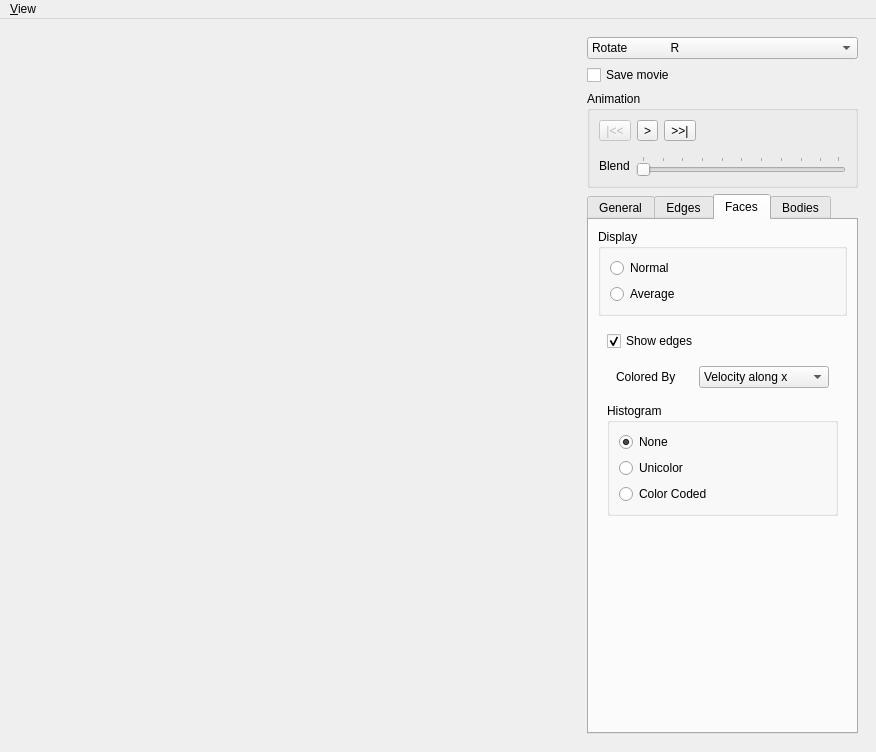
First picture: the form in MainWindow.ui, repository danlipsa/foamvis, before the edit.
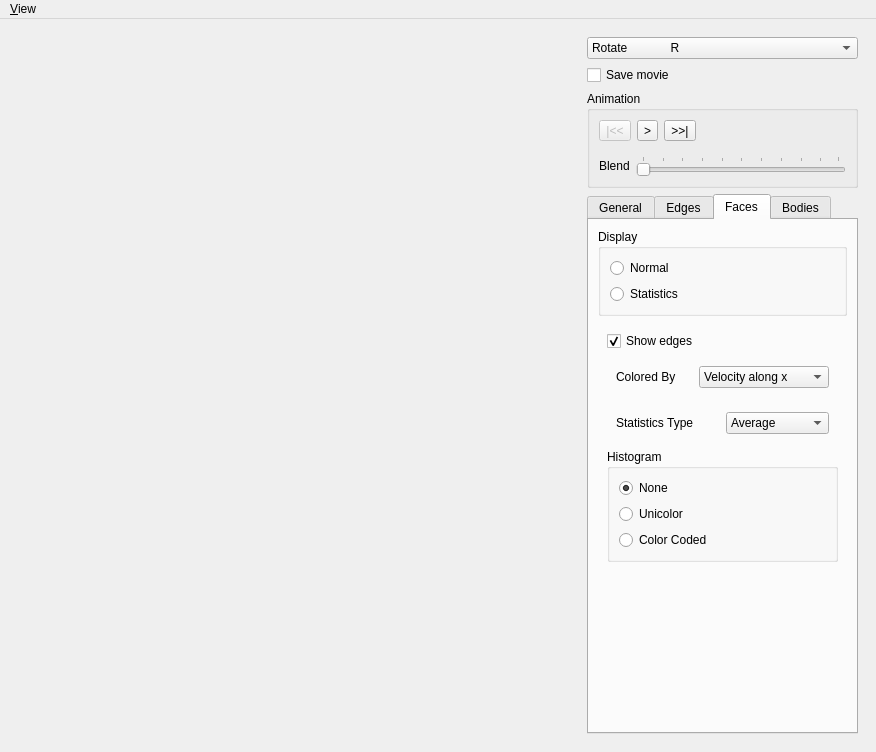
Second picture: the form after the edit. The open tabs and pages were chosen to show the change. Custom widgets are drawn as their Qt base class.

```diff
--- a/MainWindow.ui
+++ b/MainWindow.ui
@@ -593,7 +593,7 @@
               <item>
                <widget class="QRadioButton" name="radioButtonFacesAverage">
                 <property name="text">
-                 <string>Average</string>
+                 <string>Statistics</string>
                 </property>
                 <attribute name="buttonGroup">
                  <string>buttonGroupDisplay</string>
@@ -673,6 +673,38 @@
                  </layout>
                 </widget>
                </item>
+               <item>
+                <widget class="QWidget" name="widgetStatisticsType" native="true">
+                 <layout class="QHBoxLayout" name="horizontalLayout_10">
+                  <item>
+                   <widget class="QLabel" name="label_7">
+                    <property name="text">
+                     <string>Statistics Type</string>
+                    </property>
+                   </widget>
+                  </item>
+                  <item>
+                   <widget class="QComboBox" name="comboBoxStatisticsType">
+                    <item>
+                     <property name="text">
+                      <string>Average</string>
+                     </property>
+                    </item>
+                    <item>
+                     <property name="text">
+                      <string>Minimum</string>
+                     </property>
+                    </item>
+                    <item>
+                     <property name="text">
+                      <string>Maximum</string>
+                     </property>
+                    </item>
+                   </widget>
+                  </item>
+                 </layout>
+                </widget>
+               </item>
                <item>
                 <widget class="QGroupBox" name="groupBoxFacesHistogram">
                  <property name="title">
```
Left out of the diff: 135 changed lines with no effect on the pictures.
